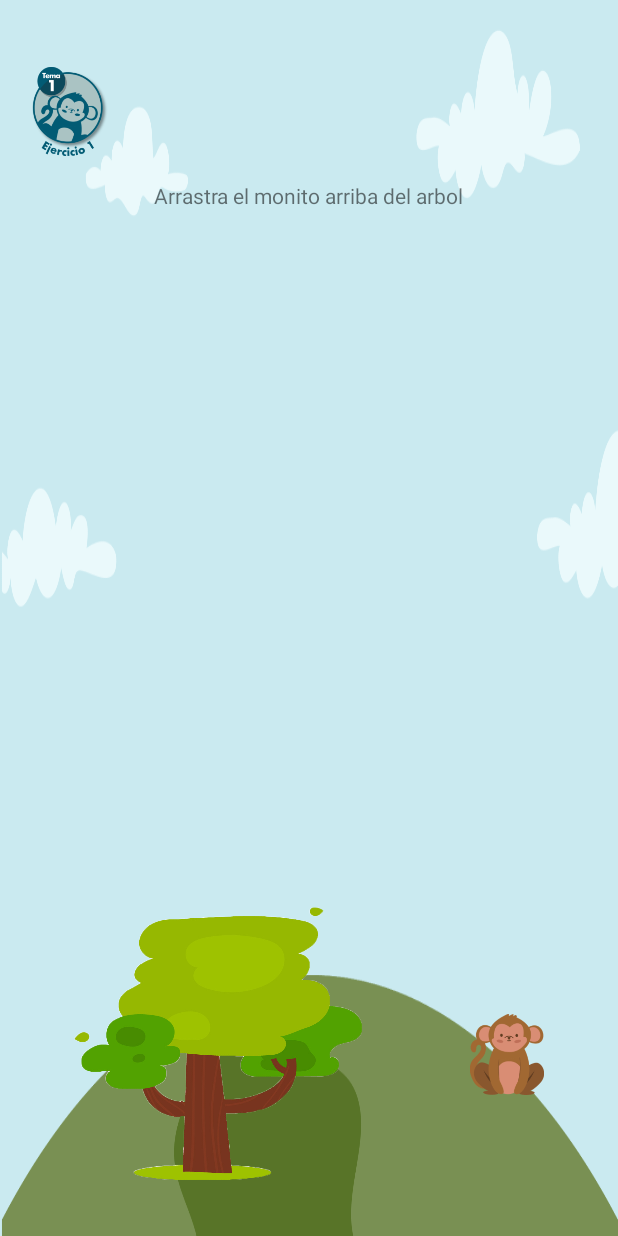
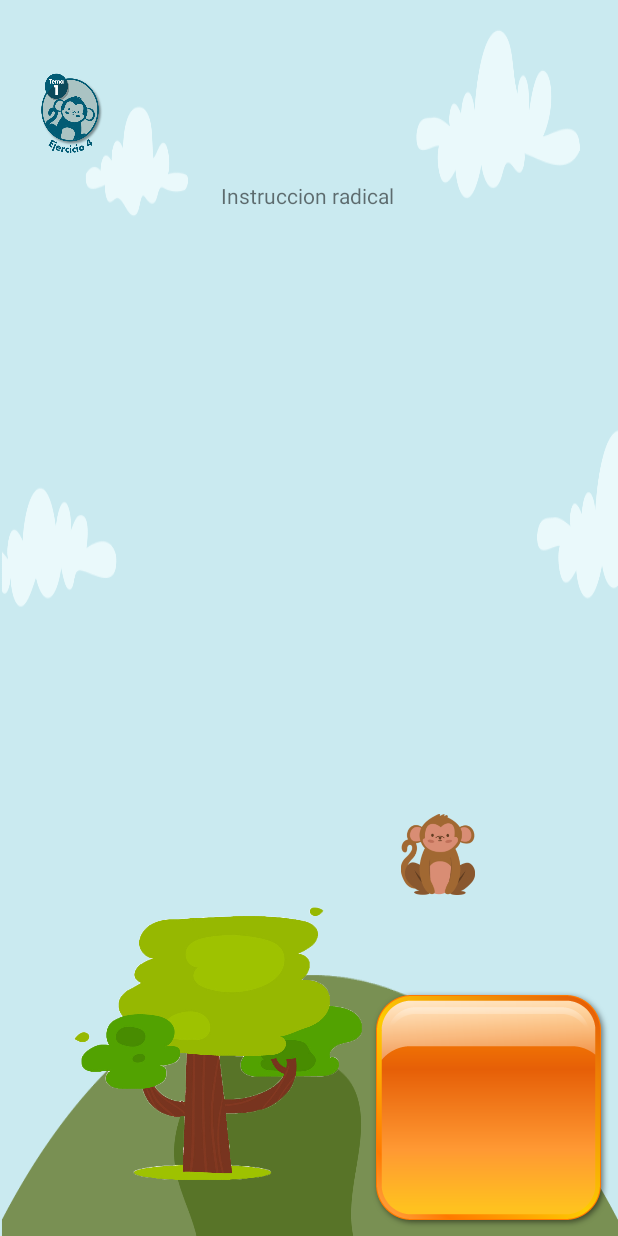
Before and after one commit to OmArCaMc/MethsKinderAppRebuild, an Android app: the topic1screen screen opened directly, with no data from a screen before it, after a tap on an icon or button, on a phone screen of 412 x 824 dp. Run offline under Robolectric (Android 15) with nearby library versions, the phone set to English and light mode, and no system bars.

Commit message:
Modularización de draggableImage (arrastre único)

```diff
--- a/app/src/main/java/com/example/animate/draggableImage.java
+++ b/app/src/main/java/com/example/animate/draggableImage.java
@@ -1,7 +1,11 @@
 package com.example.animate;
 
 import android.annotation.SuppressLint;
+import android.content.Intent;
 import android.os.Bundle;
+import android.os.Handler;
+import android.os.Looper;
+import android.util.Log;
 import android.view.View;
 import android.widget.Button;
 import android.widget.ImageView;
@@ -12,11 +16,20 @@ import androidx.core.view.ViewCompat;
 import androidx.core.view.WindowInsetsCompat;
 
 import android.view.MotionEvent;
+import android.widget.TextView;
+
+import java.util.Random;
 
 public class draggableImage extends AppCompatActivity {
     ImageView draggableImage;
     ImageView fixedImage;
     Button back;
+    Button check;
+
+    private int[][] correlations;
+    private int[][] positions;
+    private int[][] views;
+    private Handler pauseHandler;
 
     @Override
     protected void onCreate(Bundle savedInstanceState) {
@@ -35,22 +48,105 @@ public class draggableImage extends AppCompatActivity {
                     insets.getInsets(WindowInsetsCompat.Type.systemBars()).bottom);
             return insets;
         });
+        Log.d("TAG", "Correlations");
+        setCorrelations();
+        Log.d("TAG", "Instruccion");
+        setInstruction();
+        Log.d("TAG", "BackListener");
+        setBackListener();
+        Log.d("TAG", "Views");
+        setViews();
+        Log.d("TAG", "Layuot");
+        generateLayout();
+        Log.d("TAG", "CheckListener");
+        setCheckListener();
+        Log.d("TAG", "Termino CheckListener");
+        this.pauseHandler = new Handler(Looper.getMainLooper());
+        Log.d("TAG", "Fin de onCreate");
+    }
 
+    private void setCorrelations() {
+        Intent intent = getIntent();
+        if (intent != null) {
+            correlations = new int[2][1];
+            correlations[0][0] = intent.getIntExtra("DRAGGABLE0", 0);
+            correlations[1][0] = intent.getIntExtra("FIXED0", 0);
+        }
+    }
+
+    private void setBackListener() {
         back = findViewById(R.id.backBttn);
-        back.setOnClickListener(new View.OnClickListener() {
+        Intent intent = getIntent();
+        int backButtonImage = intent.getIntExtra("BACK_BUTTON_IMAGE", 0);
+        back.setBackgroundResource(backButtonImage);
+        back.setOnClickListener(v -> finish());
+    }
+
+    private void setInstruction(){
+        Intent intent = getIntent();
+        if(intent != null){
+            TextView instructionView = findViewById(R.id.instruction);
+            String instructionText = intent.getStringExtra("INSTRUCTION");
+            instructionView.setText(instructionText);
+        }
+    }
+
+    private void setCheckListener(){
+        check = findViewById(R.id.check_bttn);
+        check.setOnClickListener(new View.OnClickListener() {
             @Override
             public void onClick(View v) {
                 // Finish the current activity and go back to the previous activity.
-                finish();
+                boolean isCorrect = checkAnswers();
+                if(!isCorrect){
+                    answersAreIncorrect();
+                } else {
+                    answersAreCorrect();
+                }
             }
         });
+    }
 
-        // Initialize the images
-        draggableImage = findViewById(R.id.monkey_asset);
-        fixedImage = findViewById(R.id.generic_tree_asset_1);
+    private boolean checkAnswers(){
+        // TODO: Revisar posicion de imagen segun corresponda
+        // Podria haber una variable que indique la posicion en la que
+        // debe quedar la imagen arrastrable con respecto a la otra
+        return true;
+    }
 
-        // Set up dragging for the draggable image
-        setDraggable(draggableImage);
+    private void answersAreCorrect(){
+        TextView feedback = findViewById(R.id.feedBack);
+        feedback.setText(R.string.feedback_correct);
+    }
+
+    private void answersAreIncorrect(){
+        TextView feedback = findViewById(R.id.feedBack);
+        feedback.setText(R.string.feedback_incorrect);
+        this.pauseHandler.postDelayed(new Runnable() {
+            @Override
+            public void run() {
+                feedback.setText("");
+                recreate();
+            }
+        }, 3000);
+    }
+
+    private void setViews(){
+        views = new int [2][1];
+        views[0][0] = R.id.draggable_0;
+        views[1][0] = R.id.fixed_0;
+    }
+
+    private void generateLayout(){
+        // Assign the element from the original array to the new array
+        ImageView draggable = findViewById(views[0][0]);
+        draggable.setImageResource(correlations[0][0]);
+        correlations[0][0] = views[0][0];
+        setDraggable(draggable);
+
+        ImageView frame = findViewById(views[1][0]);
+        frame.setImageResource(correlations[1][0]);
+        correlations[1][0] = views[1][0];
     }
 
     @SuppressLint("ClickableViewAccessibility")
--- a/app/src/main/java/com/example/animate/topic1screen.java
+++ b/app/src/main/java/com/example/animate/topic1screen.java
@@ -2,6 +2,7 @@ package com.example.animate;
 
 import android.content.Intent;
 import android.os.Bundle;
+import android.util.Log;
 import android.view.View;
 import android.widget.Button;
 
@@ -104,6 +105,11 @@ public class topic1screen extends AppCompatActivity {
             @Override
             public void onClick(View v) {
                 Intent intent = new Intent(topic1screen.this, draggableImage.class);
+
+                intent.putExtra("DRAGGABLE0", R.drawable.monkey_asset);
+                intent.putExtra("FIXED0", R.drawable.generic_tree_asset_1);
+                intent.putExtra("INSTRUCTION", "Instruccion radical");
+                intent.putExtra("BACK_BUTTON_IMAGE", R.drawable.back_topic1_4_asset);
                 startActivity(intent);
             }
         });
--- a/app/src/main/res/layout/activity_draggableimage.xml
+++ b/app/src/main/res/layout/activity_draggableimage.xml
@@ -8,52 +8,65 @@
     android:background="@drawable/common_bg">
 
     <ImageView
-        android:id="@+id/generic_tree_asset_1"
+        android:id="@+id/fixed_0"
         android:layout_width="213dp"
         android:layout_height="222dp"
         app:layout_constraintBottom_toBottomOf="parent"
         app:layout_constraintEnd_toEndOf="parent"
         app:layout_constraintHorizontal_bias="0.2"
+        app:layout_constraintVertical_bias="0.968"
         app:layout_constraintStart_toStartOf="parent"
-        app:layout_constraintTop_toTopOf="parent"
-        app:layout_constraintVertical_bias="0.968"
-        app:srcCompat="@drawable/generic_tree_asset_1" />
+        app:layout_constraintTop_toTopOf="parent" />
 
     <ImageView
-        android:id="@+id/monkey_asset"
+        android:id="@+id/draggable_0"
         android:layout_width="93dp"
         android:layout_height="54dp"
         app:layout_constraintBottom_toBottomOf="parent"
         app:layout_constraintEnd_toEndOf="parent"
-        app:layout_constraintHorizontal_bias="0.915"
+        app:layout_constraintHorizontal_bias="0.769"
         app:layout_constraintStart_toStartOf="parent"
         app:layout_constraintTop_toTopOf="parent"
-        app:layout_constraintVertical_bias="0.878"
-        app:srcCompat="@drawable/monkey_asset" />
+        app:layout_constraintVertical_bias="0.705" />
 
     <Button
         android:id="@+id/backBttn"
         android:layout_width="52dp"
         android:layout_height="59dp"
-        android:background="@drawable/back_topic1_1_asset"
-        android:tint="@null"
         app:layout_constraintBottom_toBottomOf="parent"
         app:layout_constraintEnd_toEndOf="parent"
         app:layout_constraintHorizontal_bias="0.058"
         app:layout_constraintStart_toStartOf="parent"
         app:layout_constraintTop_toTopOf="parent"
         app:layout_constraintVertical_bias="0.058"/>
-
+    <Button
+        android:id="@+id/check_bttn"
+        android:layout_width="wrap_content"
+        android:layout_height="wrap_content"
+        app:layout_constraintBottom_toBottomOf="parent"
+        app:layout_constraintEnd_toEndOf="parent"
+        android:background="@drawable/button"
+        />
     <TextView
-        android:id="@+id/textView"
+        android:id="@+id/instruction"
         android:layout_width="wrap_content"
         android:layout_height="wrap_content"
         android:fontFamily="sans-serif"
-        android:text="Arrastra el monito arriba del arbol"
         app:layout_constraintBottom_toBottomOf="parent"
         app:layout_constraintEnd_toEndOf="parent"
         app:layout_constraintHorizontal_bias="0.497"
         app:layout_constraintStart_toStartOf="parent"
         app:layout_constraintTop_toTopOf="parent"
         app:layout_constraintVertical_bias="0.15" />
+    <TextView
+        android:id="@+id/feedBack"
+        android:layout_width="wrap_content"
+        android:layout_height="wrap_content"
+        android:fontFamily="sans-serif"
+        app:layout_constraintTop_toBottomOf="@id/instruction"
+        app:layout_constraintEnd_toEndOf="parent"
+        app:layout_constraintHorizontal_bias="0.497"
+        app:layout_constraintStart_toStartOf="parent"
+        app:layout_constraintVertical_bias="0.15" />
+
 </androidx.constraintlayout.widget.ConstraintLayout>
```
